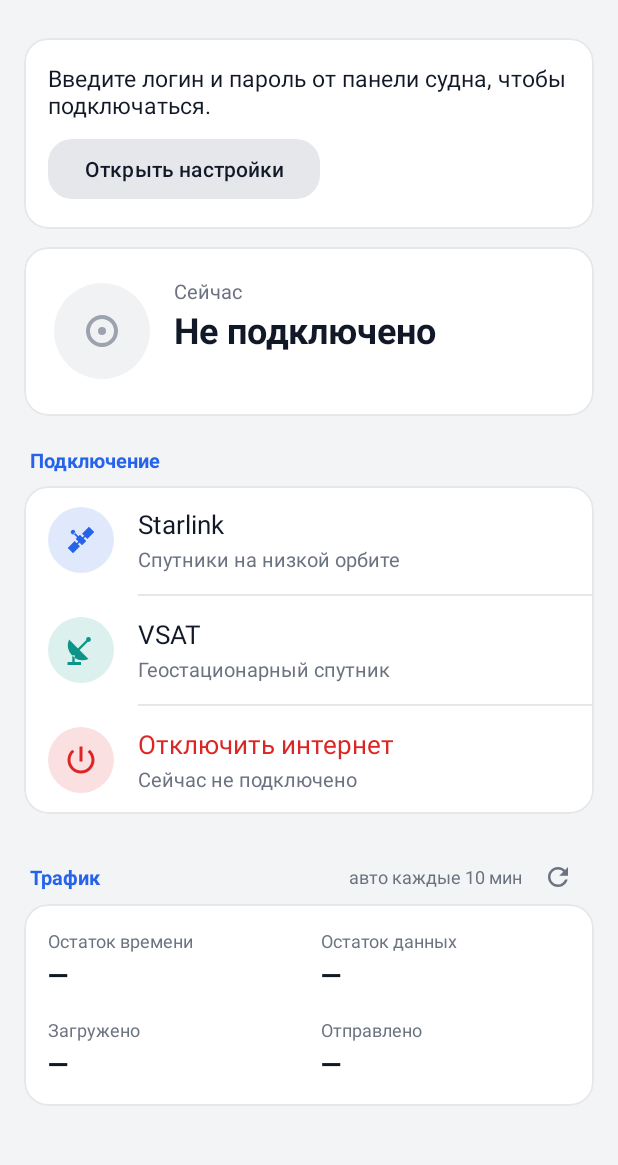
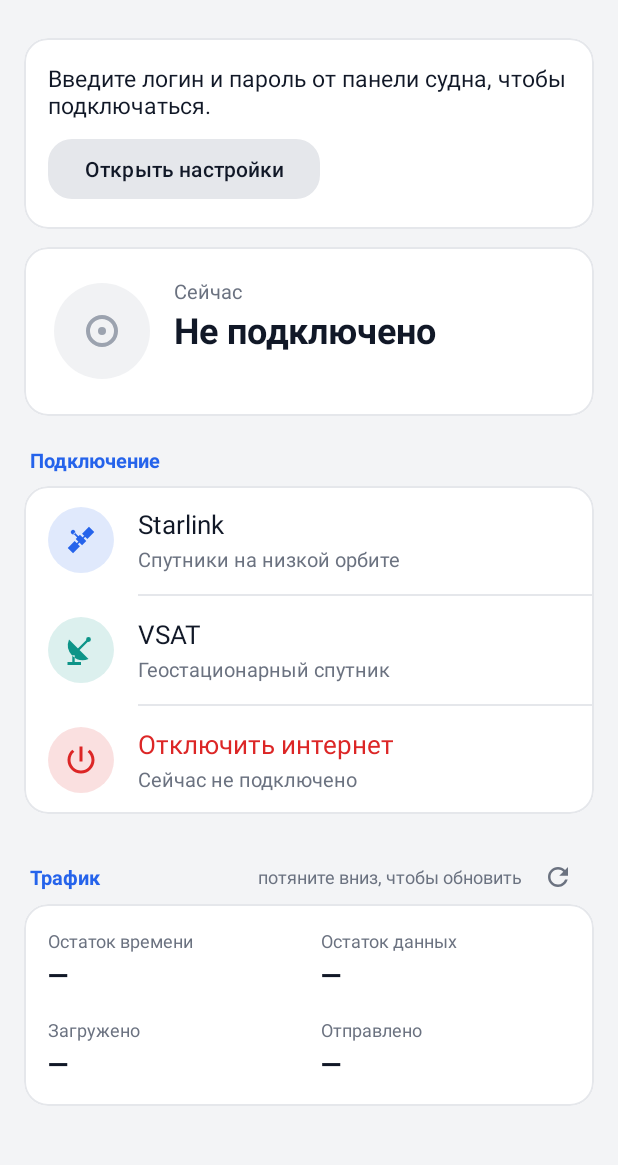
Before and after one commit to dima0090142-lgtm/vsat-star, an Android app: the screen it shows after launch (MainActivity), on a phone screen of 412 x 824 dp, the part 70-1235 px from its top. Run offline under Robolectric (Android 15) with nearby library versions, the phone set to English and light mode, and no system bars.

Commit message:
Android: обновление трафика жестом "потянуть вниз"
Co-Authored-By: Claude Opus 5.5 <noreply@anthropic.com>
Claude-Session: https://claude.ai/code/session_017HrYaV8iE1ZUUuUiYsdkjn

```diff
--- a/android/app/build.gradle.kts
+++ b/android/app/build.gradle.kts
@@ -11,8 +11,8 @@ android {
         applicationId = "com.vsatstar.app"
         minSdk = 26
         targetSdk = 35
-        versionCode = 2
-        versionName = "1.1"
+        versionCode = 3
+        versionName = "1.2"
     }
 
     buildTypes {
@@ -44,6 +44,7 @@ dependencies {
     implementation("androidx.appcompat:appcompat:1.7.0")
     implementation("com.google.android.material:material:1.12.0")
     implementation("androidx.lifecycle:lifecycle-runtime-ktx:2.8.7")
+    implementation("androidx.swiperefreshlayout:swiperefreshlayout:1.1.0")
     implementation("org.jetbrains.kotlinx:kotlinx-coroutines-android:1.9.0")
 
     testImplementation("junit:junit:4.13.2")
--- a/android/app/src/main/java/com/vsatstar/app/MainActivity.kt
+++ b/android/app/src/main/java/com/vsatstar/app/MainActivity.kt
@@ -56,6 +56,13 @@ class MainActivity : AppCompatActivity() {
         b.rowVsat.setOnClickListener { act(Action.VSAT) }
         b.rowOff.setOnClickListener { act(Action.DISCONNECT) }
         b.btnRefresh.setOnClickListener { act(Action.USAGE) }
+        b.swipeRefresh.setColorSchemeColors(themeColor(R.attr.vsAccent))
+        b.swipeRefresh.setProgressBackgroundColorSchemeColor(themeColor(R.attr.vsSurface))
+        b.swipeRefresh.setOnRefreshListener {
+            Vsat.clearError()
+            // Запрос не начался (уже идёт другой) - сразу убираем индикатор
+            if (!Vsat.perform(Action.USAGE)) b.swipeRefresh.isRefreshing = Vsat.isBusy
+        }
         b.btnOpenSettings.setOnClickListener { openSettings() }
 
         setupThemeDetails()
@@ -192,6 +199,7 @@ class MainActivity : AppCompatActivity() {
             themeColor(if (s.isError && !busy) R.attr.vsDanger else R.attr.vsTextSecondary)
         )
         b.progress.visibility = if (busy) View.VISIBLE else View.INVISIBLE
+        if (!busy) b.swipeRefresh.isRefreshing = false
 
         renderTerminalRow(rowStarlink, ConnState.STARLINK, s)
         renderTerminalRow(rowVsat, ConnState.VSAT, s)
@@ -214,7 +222,7 @@ class MainActivity : AppCompatActivity() {
         b.valRemainingData.text = u?.remainingData ?: "—"
         b.valRemainingTime.text = u?.remainingTime ?: "—"
         b.valRemainingTime.setTextColor(themeColor(if (s.lowTime) R.attr.vsWarn else R.attr.vsText))
-        b.usageCaption.text = s.usageCaption.ifEmpty { "авто каждые 10 мин" }
+        b.usageCaption.text = s.usageCaption.ifEmpty { "потяните вниз, чтобы обновить" }
     }
 
     private fun renderTerminalRow(row: Row, target: ConnState, s: UiState) {
--- a/android/app/src/main/res/layout/activity_main.xml
+++ b/android/app/src/main/res/layout/activity_main.xml
@@ -13,6 +13,12 @@
         android:background="?attr/vsToolbarBg"
         app:title="@string/app_name"
         app:titleTextColor="?attr/vsToolbarText" />
+
+    <!-- Потянуть вниз - обновить трафик -->
+    <androidx.swiperefreshlayout.widget.SwipeRefreshLayout
+        android:id="@+id/swipeRefresh"
+        android:layout_width="match_parent"
+        android:layout_height="match_parent">
 
     <ScrollView
         android:layout_width="match_parent"
@@ -440,4 +446,5 @@
             </com.google.android.material.card.MaterialCardView>
         </LinearLayout>
     </ScrollView>
+    </androidx.swiperefreshlayout.widget.SwipeRefreshLayout>
 </LinearLayout>
```
Also changed, not shown: 1 other file.
